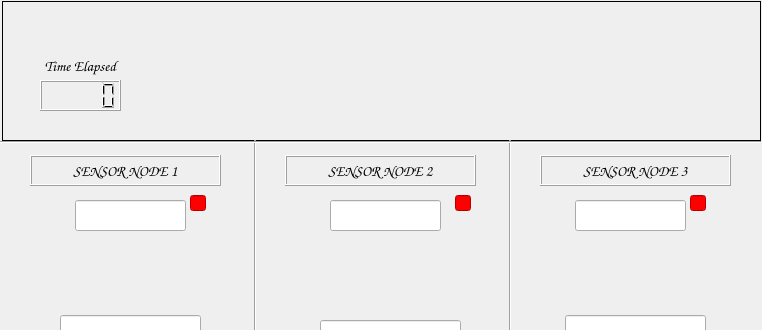
The window that PC Application/EnergyAuditor.ui (hpreshit/Energy-Auditor) describes before a commit, drawn with Qt 5; both pictures show x 0 to 762 and y 0 to 330 of the 762 by 632 pixel window.
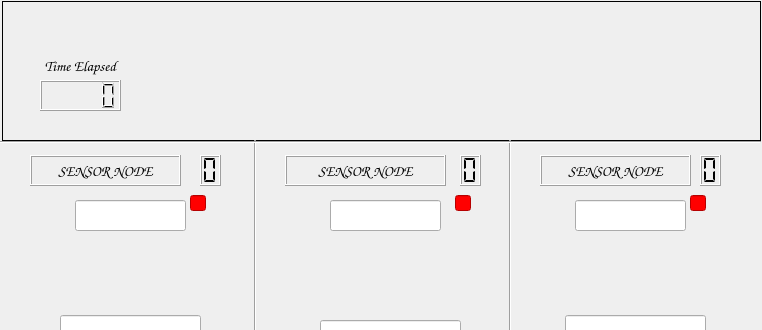
The same window after the commit. Icons and pictures are not drawn.

Commit message: Added features: Latest values from new table and fixed other bugs

```diff
--- a/PC Application/EnergyAuditor.ui
+++ b/PC Application/EnergyAuditor.ui
@@ -332,7 +332,7 @@
     <rect>
      <x>30</x>
      <y>155</y>
-     <width>191</width>
+     <width>151</width>
      <height>31</height>
     </rect>
    </property>
@@ -352,7 +352,7 @@
     <enum>QFrame::Raised</enum>
    </property>
    <property name="text">
-    <string>SENSOR NODE 1</string>
+    <string>SENSOR NODE</string>
    </property>
    <property name="alignment">
     <set>Qt::AlignCenter</set>
@@ -415,7 +415,7 @@
     <rect>
      <x>285</x>
      <y>155</y>
-     <width>191</width>
+     <width>161</width>
      <height>31</height>
     </rect>
    </property>
@@ -435,7 +435,7 @@
     <enum>QFrame::Raised</enum>
    </property>
    <property name="text">
-    <string>SENSOR NODE 2</string>
+    <string>SENSOR NODE</string>
    </property>
    <property name="alignment">
     <set>Qt::AlignCenter</set>
@@ -446,7 +446,7 @@
     <rect>
      <x>540</x>
      <y>155</y>
-     <width>191</width>
+     <width>151</width>
      <height>31</height>
     </rect>
    </property>
@@ -466,7 +466,7 @@
     <enum>QFrame::Raised</enum>
    </property>
    <property name="text">
-    <string>SENSOR NODE 3</string>
+    <string>SENSOR NODE</string>
    </property>
    <property name="alignment">
     <set>Qt::AlignCenter</set>
@@ -890,6 +890,57 @@
     <set>Qt::AlignCenter</set>
    </property>
   </widget>
+  <widget class="QLCDNumber" name="node1_Number">
+   <property name="geometry">
+    <rect>
+     <x>200</x>
+     <y>155</y>
+     <width>21</width>
+     <height>31</height>
+    </rect>
+   </property>
+   <property name="digitCount">
+    <number>1</number>
+   </property>
+   <property name="segmentStyle">
+    <enum>QLCDNumber::Flat</enum>
+   </property>
+   <property name="intValue" stdset="0">
+    <number>0</number>
+   </property>
+  </widget>
+  <widget class="QLCDNumber" name="node2_Number">
+   <property name="geometry">
+    <rect>
+     <x>460</x>
+     <y>155</y>
+     <width>21</width>
+     <height>31</height>
+    </rect>
+   </property>
+   <property name="digitCount">
+    <number>1</number>
+   </property>
+   <property name="segmentStyle">
+    <enum>QLCDNumber::Flat</enum>
+   </property>
+  </widget>
+  <widget class="QLCDNumber" name="node3_Number">
+   <property name="geometry">
+    <rect>
+     <x>700</x>
+     <y>155</y>
+     <width>21</width>
+     <height>31</height>
+    </rect>
+   </property>
+   <property name="digitCount">
+    <number>1</number>
+   </property>
+   <property name="segmentStyle">
+    <enum>QLCDNumber::Flat</enum>
+   </property>
+  </widget>
  </widget>
  <resources/>
  <connections/>
```
The commit also changes 3 other files.
